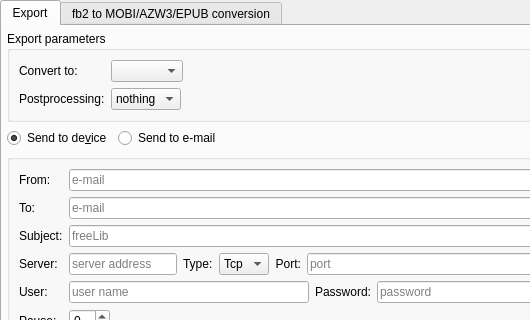
First picture: the form in src/exportframe.ui, repository petrovvlad/freeLib, before the edit; both pictures show x 0 to 530 and y 0 to 320 of the 693 by 425 pixel window.
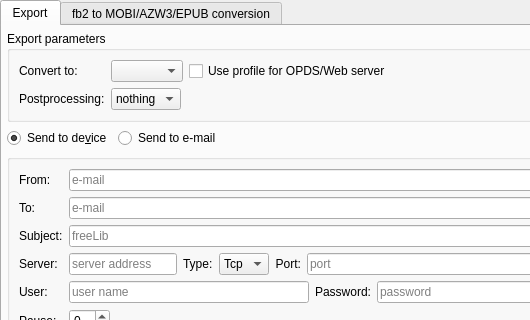
Second picture: the form after the edit. Icons and pictures are not drawn.

Commit message: feat: http-server выбор профиля экспорта

Patch:
```diff
--- a/src/exportframe.ui
+++ b/src/exportframe.ui
@@ -62,13 +62,17 @@
          <property name="title">
           <string>Export parameters</string>
          </property>
-         <layout class="QFormLayout" name="formLayout_2">
-          <property name="fieldGrowthPolicy">
-           <enum>QFormLayout::FieldGrowthPolicy::FieldsStayAtSizeHint</enum>
-          </property>
-          <property name="formAlignment">
-           <set>Qt::AlignmentFlag::AlignLeading|Qt::AlignmentFlag::AlignLeft|Qt::AlignmentFlag::AlignTop</set>
-          </property>
+         <layout class="QGridLayout" name="gridLayout_2">
+          <item row="0" column="1">
+           <widget class="QComboBox" name="OutputFormat">
+            <property name="sizePolicy">
+             <sizepolicy hsizetype="Fixed" vsizetype="Fixed">
+              <horstretch>0</horstretch>
+              <verstretch>0</verstretch>
+             </sizepolicy>
+            </property>
+           </widget>
+          </item>
           <item row="0" column="0">
            <widget class="QLabel" name="label_12">
             <property name="text">
@@ -76,9 +80,6 @@
             </property>
            </widget>
           </item>
-          <item row="0" column="1">
-           <widget class="QComboBox" name="OutputFormat"/>
-          </item>
           <item row="1" column="0">
            <widget class="QLabel" name="label_10">
             <property name="text">
@@ -86,10 +87,17 @@
             </property>
            </widget>
           </item>
+          <item row="0" column="2">
+           <widget class="QCheckBox" name="checkBoxUseForHttp">
+            <property name="text">
+             <string>Use profile for OPDS/Web server</string>
+            </property>
+           </widget>
+          </item>
           <item row="1" column="1">
            <widget class="QComboBox" name="CurrentTools">
             <property name="sizePolicy">
-             <sizepolicy hsizetype="MinimumExpanding" vsizetype="Fixed">
+             <sizepolicy hsizetype="Fixed" vsizetype="Fixed">
               <horstretch>0</horstretch>
               <verstretch>0</verstretch>
              </sizepolicy>
@@ -101,6 +109,19 @@
             </item>
            </widget>
           </item>
+          <item row="0" column="3">
+           <spacer name="horizontalSpacer_9">
+            <property name="orientation">
+             <enum>Qt::Orientation::Horizontal</enum>
+            </property>
+            <property name="sizeHint" stdset="0">
+             <size>
+              <width>40</width>
+              <height>20</height>
+             </size>
+            </property>
+           </spacer>
+          </item>
          </layout>
         </widget>
        </item>
```
The commit also changes 8 other files.
